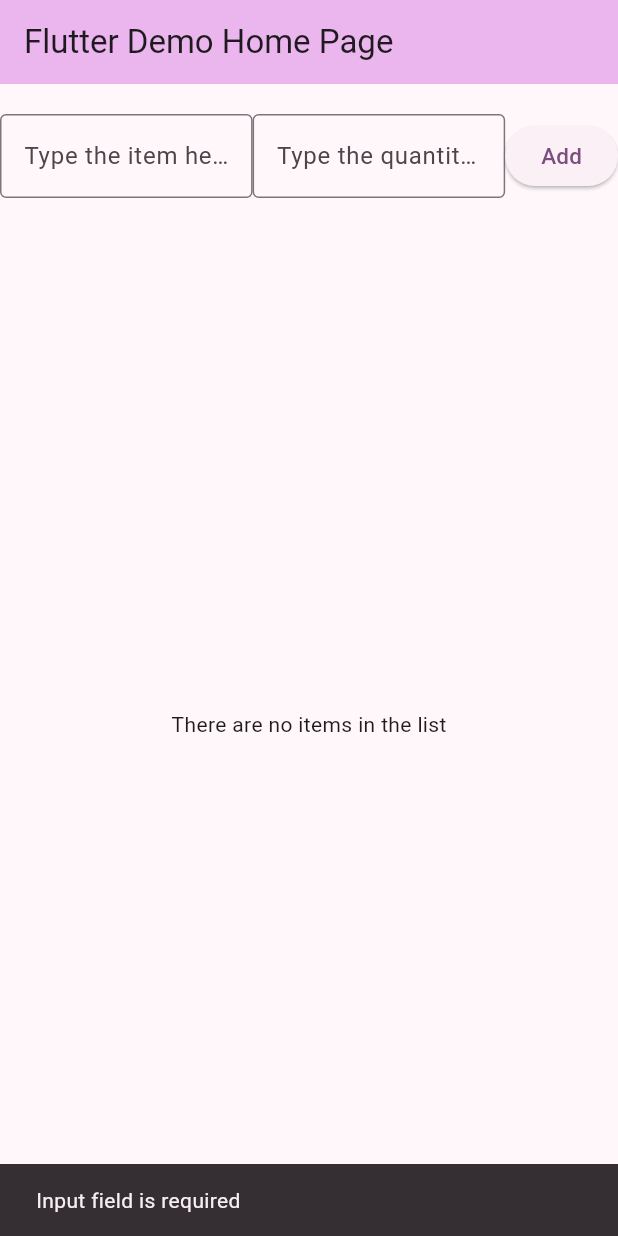
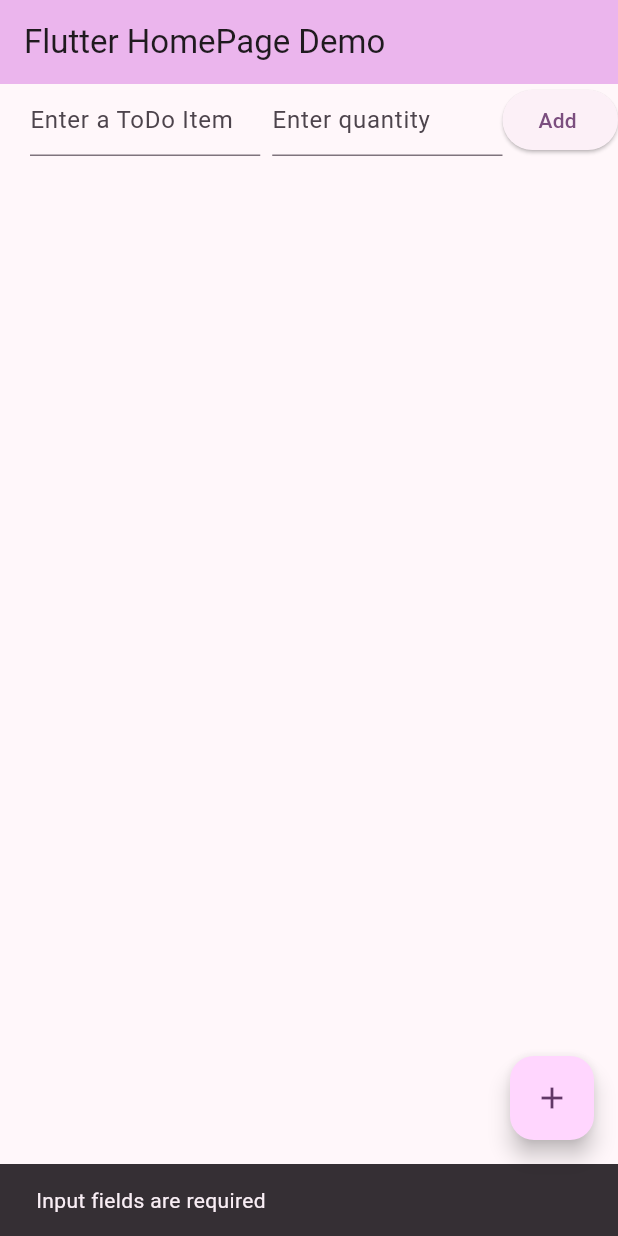
Before and after one commit to Nelyse4/my_cst2335_labs, a Flutter app: the screen it shows after launch, after a tap on "Add", on a phone screen of 412 x 824 dp. Run offline on Flutter 3.47's test engine with Material 3 defaults, Android fonts, the phone set to English and light mode, and no system bars; our stand-ins replace floor, sqflite; accounts and stored records are empty; generated files the repository leaves out were written again.

Commit message:
List page which adds item and its quantity and it uses its database to update the list and it had a landscape mode and also it has a details page that displays the selected item and it has a delete button

```diff
--- a/lib/Todo.dart
+++ b/lib/Todo.dart
@@ -2,13 +2,14 @@ import 'package:floor/floor.dart';
 
 @entity
 class Todo { // Changed to uppercase 'Todo'
+  static int ID = 1;
   @PrimaryKey(autoGenerate: true)
   final int? id;
   final String name;
   final int? quantity;
 
   Todo(this.id, this.name, this.quantity); // Changed to uppercase 'Todo'
-
+  String get todoItem => name;
   @override
   String toString() {
     return "$id: $name $quantity";
--- a/lib/main.dart
+++ b/lib/main.dart
@@ -4,7 +4,7 @@ import 'Todo.dart';
 import 'Database.dart';
 
 void main() {
-  runApp(MyApp());
+  runApp(const MyApp());
 }
 
 class MyApp extends StatelessWidget {
@@ -14,12 +14,12 @@ class MyApp extends StatelessWidget {
   Widget build(BuildContext context) {
     return MaterialApp(
       debugShowCheckedModeBanner: false,
-      title: 'Flutter Demo',
+      title: 'Responsive Todo List',
       theme: ThemeData(
         colorScheme: ColorScheme.fromSeed(seedColor: Colors.purpleAccent),
         useMaterial3: true,
       ),
-      home: const MyHomePage(title: 'Flutter Demo Home Page'),
+      home: const MyHomePage(title: 'Flutter HomePage Demo'),
     );
   }
 }
@@ -38,6 +38,7 @@ class _MyHomePageState extends State<MyHomePage> {
   late TodoDao todoDao;
   late TextEditingController _controller1;
   late TextEditingController _controller2;
+  Todo? selectedItem;
 
   @override
   void initState() {
@@ -50,10 +51,7 @@ class _MyHomePageState extends State<MyHomePage> {
         .build()
         .then((database) async {
       todoDao = database.todoDao;
-      var items = await todoDao.findAllItems();
-      setState(() {
-        todoList = items;
-      });
+      loadItems(); // Load items on startup
     });
   }
 
@@ -64,131 +62,175 @@ class _MyHomePageState extends State<MyHomePage> {
     super.dispose();
   }
 
-  void addItem() async {
+  void loadItems() {
+    todoDao.findAllItems().then((items) {
+      setState(() {
+        todoList = items;
+      });
+    });
+  }
+
+  void deleteItem() {
+    if (selectedItem != null) {
+      todoDao.deleteItem(selectedItem!);
+      setState(() {
+        todoList.remove(selectedItem);
+        selectedItem = null; // Clear the selected item after deletion
+      });
+    }
+  }
+
+  void selectItem(Todo item) {
+    setState(() {
+      selectedItem = item;
+    });
+  }
+
+  void addItem() {
     if (_controller1.text.isNotEmpty && _controller2.text.isNotEmpty) {
       int? quantity = int.tryParse(_controller2.text);
       if (quantity != null) {
-        var newItem = Todo(null, _controller1.text, quantity );
-        await todoDao.insertItem(newItem);
-        var updatedList = await todoDao.findAllItems();
+        var newItem = Todo(Todo.ID++, _controller1.text, quantity);
+        todoDao.insertItem(newItem);  // Insert the item and update UI immediately
         setState(() {
-          todoList = updatedList;
+          todoList.add(newItem);
           _controller1.clear();
           _controller2.clear();
         });
       } else {
-        var snackBar = SnackBar(content: const Text('Quantity must be a number'));
-        ScaffoldMessenger.of(context).showSnackBar(snackBar);
+        ScaffoldMessenger.of(context).showSnackBar(
+          const SnackBar(content: Text('Quantity must be a number')),
+        );
       }
     } else {
-      var snackBar = SnackBar(content: const Text('Input field is required'));
-      ScaffoldMessenger.of(context).showSnackBar(snackBar);
+      ScaffoldMessenger.of(context).showSnackBar(
+        const SnackBar(content: Text('Input fields are required')),
+      );
     }
-  }
-
-  void deleteItem(int index) async {
-    await todoDao.deleteItem(todoList[index]);
-    var updatedList = await todoDao.findAllItems();
-    setState(() {
-      todoList = updatedList;
-    });
-  }
-
-  void _showDialog(int index) {
-    showDialog(
-      context: context,
-      builder: (BuildContext context) {
-        return AlertDialog(
-          title: const Text("Delete Item"),
-          content: const Text("Are you sure you want to delete this item?"),
-          actions: [
-            TextButton(
-              onPressed: () {
-                Navigator.of(context).pop(); // Close the dialog
-              },
-              child: const Text("No"),
-            ),
-            TextButton(
-              onPressed: () {
-                deleteItem(index); // Delete the item
-                Navigator.of(context).pop(); // Close the dialog
-              },
-              child: const Text("Yes"),
-            ),
-          ],
-        );
-      },
-    );
   }
 
   @override
   Widget build(BuildContext context) {
     return Scaffold(
       appBar: AppBar(
+        title: Text(widget.title),
         backgroundColor: Theme.of(context).colorScheme.inversePrimary,
-        title: Text(widget.title),
       ),
-      body: Column(
+      body: reactiveLayout(),  //  reactiveLayout here
+      floatingActionButton: FloatingActionButton(
+        onPressed: addItem,
+        tooltip: 'Add Item',
+        child: const Icon(Icons.add),
+      ),
+    );
+  }
+
+  // Responsive layout for Portrait and Landscape mode
+  Widget reactiveLayout() {
+    var size = MediaQuery.of(context).size;
+    var width = size.width;
+    var height = size.height;
+
+    if ((width> height)&& (width > 720)) {
+      // Landscape mode: Show list and details side by side
+      return Row(
+        children: [
+          Expanded(flex: 1, child: toDoList()),
+          Expanded(flex: 2, child: detailsPage())
+        ],
+      );
+    } else {
+      // Portrait mode: Show either list or details based on selection
+      if (selectedItem == null) {
+        return toDoList();
+      } else {
+        return detailsPage();
+      }
+    }
+  }
+
+  // ToDo List Widget
+  Widget toDoList() {
+    return Center(
+      child: Column(
         mainAxisAlignment: MainAxisAlignment.center,
         children: <Widget>[
-          const SizedBox(height: 20),
-          Row(children: [
-            Expanded(
+          Row(
+            mainAxisAlignment: MainAxisAlignment.spaceAround,
+            children: [
+              const SizedBox(width: 20),
+              Flexible(
                 child: TextField(
                   controller: _controller1,
-                decoration: const InputDecoration(
-                  hintText: "Type the item here",
-                  border: OutlineInputBorder(),
+                  decoration: const InputDecoration(hintText: 'Enter a ToDo Item'),
                 ),
               ),
-            ),
-            Expanded(
+              const SizedBox(width: 8),
+              Flexible(
                 child: TextField(
                   controller: _controller2,
-                decoration: const InputDecoration(
-                  hintText: "Type the quantity here",
-                  border: OutlineInputBorder(),
-                ),
+                  decoration: const InputDecoration(hintText: 'Enter quantity'),
+                  keyboardType: TextInputType.number,
                 ),
               ),
               ElevatedButton(
                 onPressed: addItem,
-              child: const Text("Add", style: TextStyle(fontSize: 15.0)),
+                child: const Text("Add "),
               ),
-          ]),
-          const SizedBox(height: 10),
-          Flexible(child: listPage()),
+            ],
+          ),
+          Flexible(
+            child: ListView.builder(
+              itemCount: todoList.length,
+              itemBuilder: (context, rowNum) {
+                return GestureDetector(
+                  onTap: () {
+                    selectItem(todoList[rowNum]);
+                  },
+                  child:
+                  Text(" ${rowNum + 1}. ${todoList[rowNum].todoItem} ${todoList[rowNum].quantity}",
+                    style: TextStyle(fontSize: 24.0),
+                  ),
+                );
+              },
+            ),
+          ),
         ],
       ),
     );
   }
 
-  Widget listPage() {
-    if (todoList.isEmpty) {
-      return const Center(child: Text("There are no items in the list"));
-    } else {
-      return Expanded(
-        child: ListView.builder(
-          itemCount: todoList.length,
-          itemBuilder: (context, index) {
-            return GestureDetector(
-              onLongPress: () {
-                _showDialog(index); // Show delete dialog on long press
-              },
-              child: Row(
-                mainAxisAlignment: MainAxisAlignment.center,
+  // Details Page Widget
+  Widget detailsPage() {
+    return Column(
       children: [
-                  Text("${index + 1}:"),
-                  const SizedBox(width: 5),
-                  Text(todoList[index].name),
-                  const SizedBox(width: 10),
-                  Text(" quantity: ${todoList[index].quantity}"),
+        if (selectedItem == null)
+          const Text(
+            "Please select an item from the list",
+            style: TextStyle(fontSize: 24.0),
+          )
+        else
+          Column(
+            children: [
+              Text(
+                "ID: ${selectedItem!.id}",
+                style: const TextStyle(fontSize: 18.0),
+              ),
+              Text(
+                "Selected Item: ${selectedItem!.todoItem}",
+                style: const TextStyle(fontSize: 18.0),
+              ),
+              Text(
+                "Quantity: ${selectedItem!.quantity}",
+                style: const TextStyle(fontSize: 18.0),
+              ),
+              ElevatedButton(
+                onPressed: deleteItem,
+                child: const Text("Delete Item"),
+              ),
             ],
           ),
-            );
-          },
-        ),
+      ],
     );
   }
 }
-}
```
Lines whose indentation alone changed are shown as unchanged.
